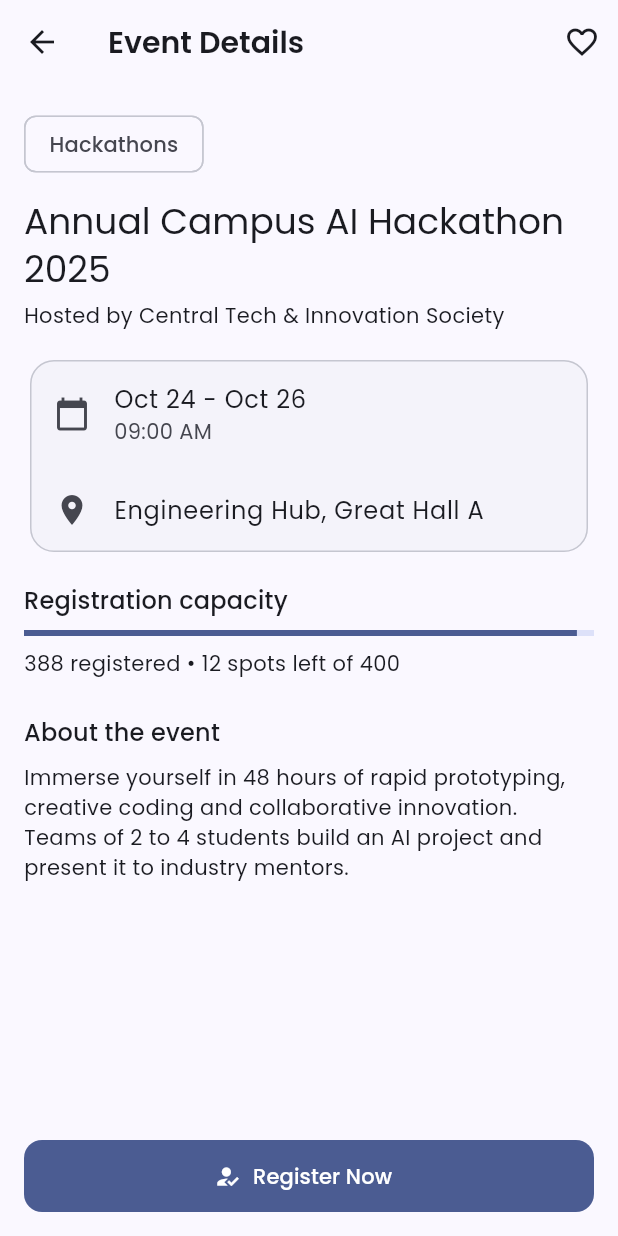
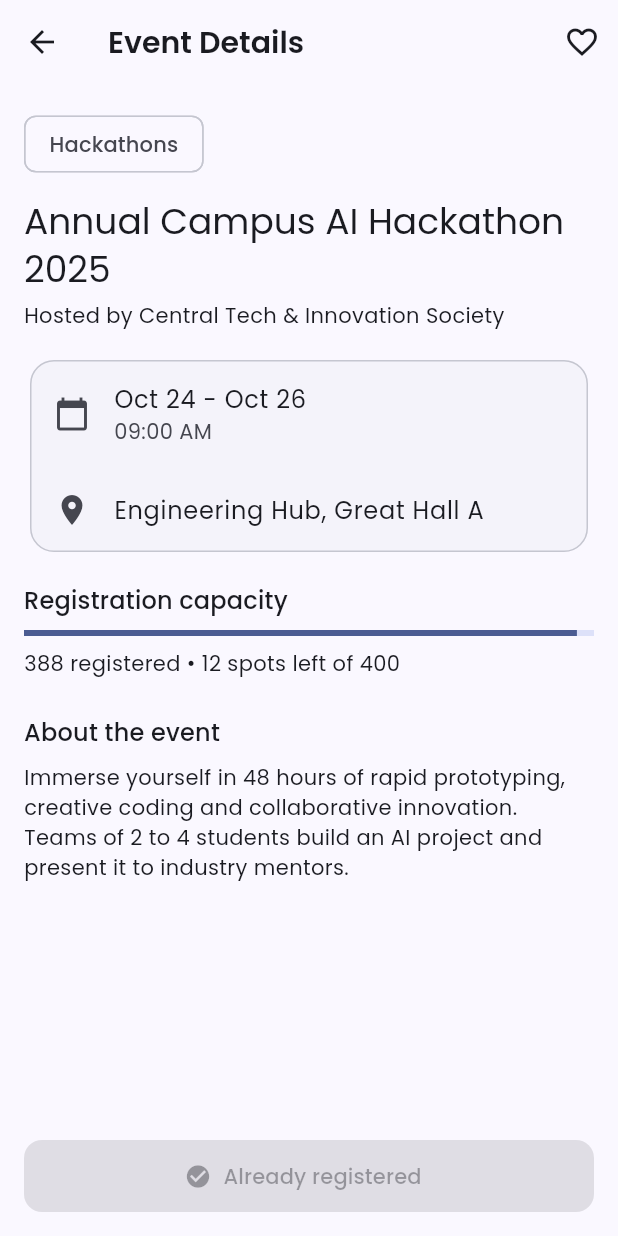
Before and after one commit to bengararoua/CampusEvents, a Flutter app: the EventDetailsScreen screen opened directly with sample values from the repository, on a phone screen of 412 x 824 dp. Run offline on Flutter 3.47's test engine with Material 3 defaults, Android fonts, the phone set to English and light mode, and no system bars; our stand-ins replace google_fonts; network calls fail.

Commit message:
Inscription : renvoyer pop(true) et afficher l'état Already registered

```diff
--- a/lib/screens/event_details_screen.dart
+++ b/lib/screens/event_details_screen.dart
@@ -1,18 +1,41 @@
 import 'package:flutter/material.dart';
+import 'package:provider/provider.dart';
+
 import '../models/event.dart';
+import '../providers/event_provider.dart';
+import '../widgets/favorite_button.dart';
 import 'event_registration_screen.dart';
-import '../widgets/favorite_button.dart';
+
 class EventDetailsScreen extends StatelessWidget {
   final Event event;
 
   const EventDetailsScreen({super.key, required this.event});
 
+  /// Ouvre le formulaire et récupère son résultat (EF4).
+  Future<void> _openRegistration(BuildContext context) async {
+    final registered = await Navigator.push<bool>(
+      context,
+      MaterialPageRoute(
+        builder: (_) => EventRegistrationScreen(event: event),
+      ),
+    );
+
+    if (registered == true && context.mounted) {
+      ScaffoldMessenger.of(context).showSnackBar(
+        SnackBar(content: Text('Inscription confirmée pour « ${event.title} »')),
+      );
+    }
+  }
+
   @override
   Widget build(BuildContext context) {
     final textTheme = Theme.of(context).textTheme;
+    final isRegistered = context.select<EventProvider, bool>(
+      (provider) => provider.isRegistered(event.id),
+    );
 
     return Scaffold(
-            appBar: AppBar(
+      appBar: AppBar(
         title: const Text('Event Details'),
         actions: [FavoriteButton(event: event)],
       ),
@@ -45,7 +68,9 @@ class EventDetailsScreen extends StatelessWidget {
             const SizedBox(height: 16),
             Text('Registration capacity', style: textTheme.titleMedium),
             const SizedBox(height: 8),
-            LinearProgressIndicator(value: event.registered / event.capacity),
+            LinearProgressIndicator(
+              value: event.capacity == 0 ? 0 : event.registered / event.capacity,
+            ),
             const SizedBox(height: 8),
             Text(
               '${event.registered} registered • ${event.spotsLeft} spots left of ${event.capacity}',
@@ -60,18 +85,17 @@ class EventDetailsScreen extends StatelessWidget {
       bottomNavigationBar: SafeArea(
         child: Padding(
           padding: const EdgeInsets.all(16),
-          child: FilledButton.icon(
-            onPressed: () {
-              Navigator.push(
-                context,
-                MaterialPageRoute(
-                  builder: (_) => EventRegistrationScreen(event: event),
+          child: isRegistered
+              ? FilledButton.tonalIcon(
+                  onPressed: null,
+                  icon: const Icon(Icons.check_circle),
+                  label: const Text('Already registered'),
+                )
+              : FilledButton.icon(
+                  onPressed: () => _openRegistration(context),
+                  icon: const Icon(Icons.how_to_reg),
+                  label: const Text('Register Now'),
                 ),
-              );
-            },
-            icon: const Icon(Icons.how_to_reg),
-            label: const Text('Register Now'),
-          ),
         ),
       ),
     );
```
Also changed, not shown: lib/screens/event_registration_screen.dart (+3 -7 lines).
